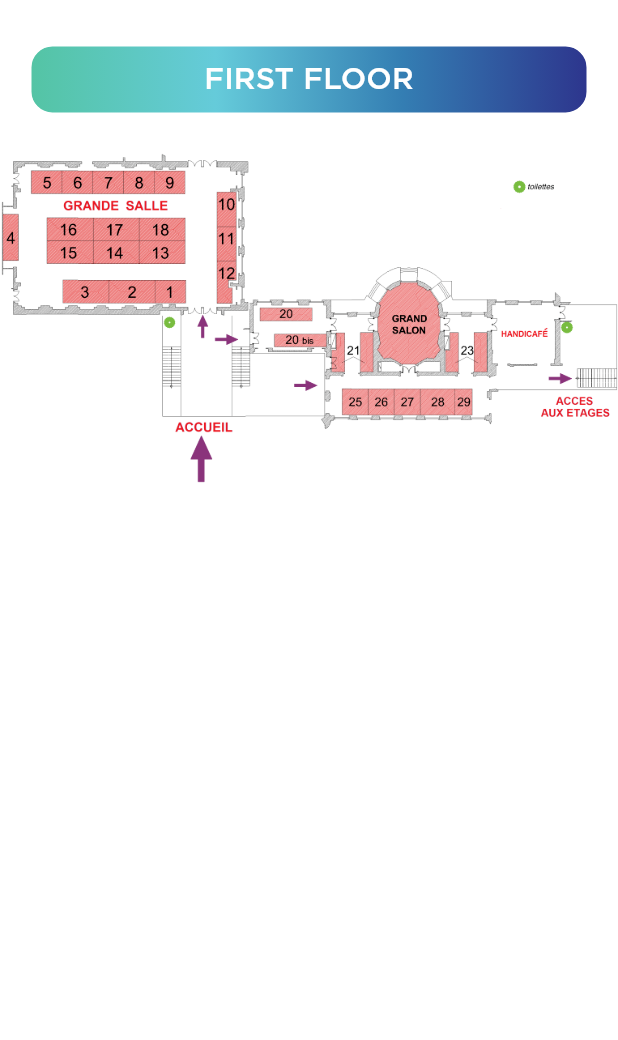
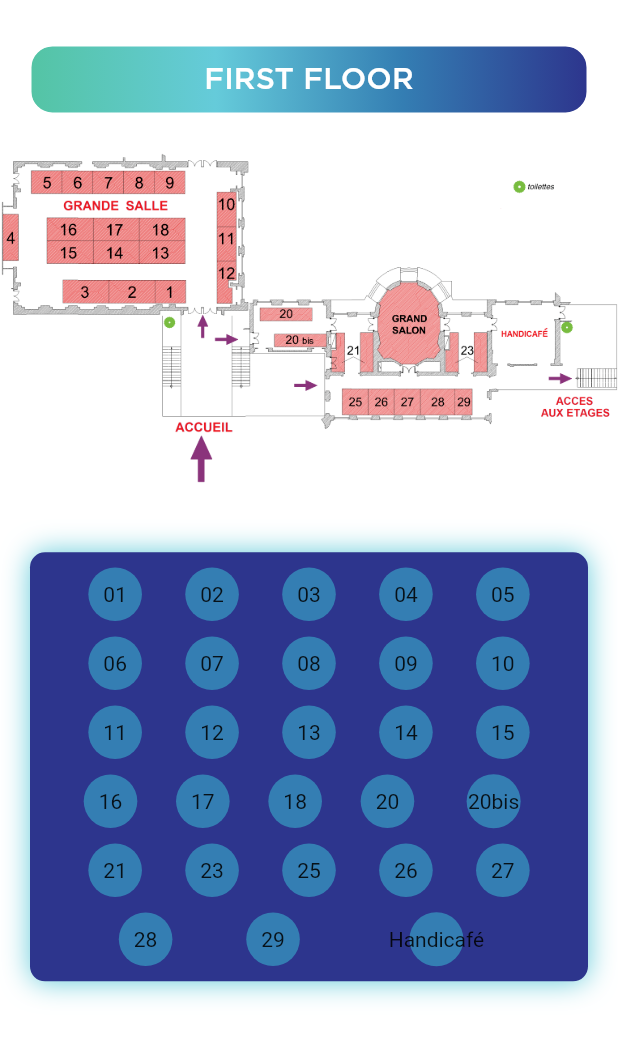
Before and after one commit to fouques1u/ForumHorizonChimie2020, a Flutter app: the FirstFloorPage widget shown alone on an empty page, opened directly, on a phone screen of 412 x 824 dp. Shown: the top 1040 px of the screen. Run offline on Flutter 3.47's test engine with Material 2 defaults, Android fonts, the light colour scheme and no system bars; our stand-ins replace curved_navigation_bar, font_awesome_flutter.

Commit message:
Added selection of stands for first floor + added background image on search firm screen to get an idea of this solution

```diff
--- a/lib/screens/map_pages/first_floor.dart
+++ b/lib/screens/map_pages/first_floor.dart
@@ -4,6 +4,30 @@ import 'package:forum_horizon_chimie/app_localizations.dart';
 import '../../colors.dart';
 
 class FirstFloorPage extends StatelessWidget {
+  Widget buildCircularButton(BuildContext context, String standNumber) {
+    return InkWell(
+      onTap: () {},
+      child: Container(
+        alignment: Alignment.topLeft,
+        padding: EdgeInsets.all(10),
+        decoration: BoxDecoration(
+          shape: BoxShape.circle,
+          color: simpleBlueColor,
+        ),
+        child: Text(standNumber),
+      ),
+    );
+  }
+
+  Widget buildRow(BuildContext context, List<String> standNumbers) {
+    return Row(
+      mainAxisAlignment: MainAxisAlignment.spaceEvenly,
+      children: standNumbers.map((standNumber) {
+        return buildCircularButton(context, standNumber);
+      }).toList(),
+    );
+  }
+
   @override
   Widget build(BuildContext context) {
     return Container(
@@ -32,11 +56,106 @@ class FirstFloorPage extends StatelessWidget {
               border: Border.all(color: Colors.white, width: 1.0),
             ),
             alignment: Alignment.center,
-            child: FittedBox(child: Text(AppLocalizations.of(context).translate('first_floor'), style: Theme.of(context).textTheme.subtitle,)),
+            child: FittedBox(
+                child: Text(
+              AppLocalizations.of(context).translate('first_floor'),
+              style: Theme.of(context).textTheme.subtitle,
+            )),
           ),
           Container(
             alignment: Alignment.center,
             child: Image.asset("assets/images/plan_rdc.png"),
+          ),
+          // TODO : Change the disposal of the stands.
+          SizedBox(
+            height: 20,
+          ),
+          Container(
+            margin: EdgeInsets.all(20),
+            width: double.infinity,
+            padding: EdgeInsets.all(10),
+            decoration: BoxDecoration(
+              boxShadow: [
+                BoxShadow(
+                    blurRadius: 15.0, spreadRadius: 0.0, color: lightBlueColor)
+              ],
+              shape: BoxShape.rectangle,
+              color: darkBlueColor,
+              borderRadius: BorderRadius.circular(10),
+            ),
+            child: Column(
+              children: <Widget>[
+                buildRow(context, [
+                  '01',
+                  '02',
+                  '03',
+                  '04',
+                  '05',
+                ]),
+                SizedBox(
+                  height: 10,
+                ),
+                buildRow(context, [
+                  '06',
+                  '07',
+                  '08',
+                  '09',
+                  '10',
+                ]),
+                SizedBox(
+                  height: 10,
+                ),
+                buildRow(context, [
+                  '11',
+                  '12',
+                  '13',
+                  '14',
+                  '15',
+                ]),
+                SizedBox(
+                  height: 10,
+                ),
+                buildRow(context, [
+                  '16',
+                  '17',
+                  '18',
+                  '20',
+                  '20bis',
+                ]),
+                SizedBox(
+                  height: 10,
+                ),
+                buildRow(context, [
+                  '21',
+                  '23',
+                  '25',
+                  '26',
+                  '27',
+                ]),
+                SizedBox(
+                  height: 10,
+                ),
+                Row(
+                  mainAxisAlignment: MainAxisAlignment.spaceEvenly,
+                  children: <Widget>[
+                    buildCircularButton(context, '28'),
+                    buildCircularButton(context, '29'),
+                    InkWell(
+                      onTap: () {},
+                      child: Container(
+                        alignment: Alignment.topLeft,
+                        padding: EdgeInsets.all(10),
+                        decoration: BoxDecoration(
+                          shape: BoxShape.circle,
+                          color: simpleBlueColor,
+                        ),
+                        child: Text('Handicafé'), // TODO : Translate
+                      ),
+                    )
+                  ],
+                )
+              ],
+            ),
           ),
         ],
       ),
--- a/lib/screens/map_pages/search_firm.dart
+++ b/lib/screens/map_pages/search_firm.dart
@@ -7,7 +7,13 @@ class SearchFirmPage extends StatelessWidget {
   @override
   Widget build(BuildContext context) {
     return Container(
-      color: Theme.of(context).primaryColor,
+      decoration: BoxDecoration(
+        image: DecorationImage(
+          image: AssetImage('assets/images/forum-apercu.jpg'),
+          fit: BoxFit.none
+        ),
+        color: Theme.of(context).primaryColor,
+      ),
       child: ListView(
         scrollDirection: Axis.vertical,
         children: <Widget>[
@@ -32,7 +38,11 @@ class SearchFirmPage extends StatelessWidget {
               border: Border.all(color: Colors.white, width: 1.0),
             ),
             alignment: Alignment.center,
-            child: FittedBox(child: Text(AppLocalizations.of(context).translate('search_firm'), style: Theme.of(context).textTheme.subtitle,)),
+            child: FittedBox(
+                child: Text(
+              AppLocalizations.of(context).translate('search_firm'),
+              style: Theme.of(context).textTheme.subtitle,
+            )),
           ),
         ],
       ),
--- a/lib/screens/map_pages/second_floor.dart
+++ b/lib/screens/map_pages/second_floor.dart
@@ -4,12 +4,9 @@ import '../../colors.dart';
 import '../../app_localizations.dart';
 
 class SecondFloorPage extends StatelessWidget {
-
   Widget buildCircularButton(BuildContext context, String standNumber) {
     return InkWell(
-          onTap: () {
-
-          },
+      onTap: () {},
       child: Container(
         alignment: Alignment.topLeft,
         padding: EdgeInsets.all(10),
@@ -81,19 +78,34 @@ class SecondFloorPage extends StatelessWidget {
             decoration: BoxDecoration(
               boxShadow: [
                 BoxShadow(
-                      blurRadius: 15.0,
-                      spreadRadius: 0.0,
-                      color: lightBlueColor)
+                    blurRadius: 15.0, spreadRadius: 0.0, color: lightBlueColor)
               ],
               shape: BoxShape.rectangle,
               color: darkBlueColor,
               borderRadius: BorderRadius.circular(10),
             ),
-              child: Column(children: <Widget>[
-                buildRow(context, ['201', '202', '203', '204', '205',]),
-                SizedBox(height: 10,),
-                buildRow(context, ['206', '207', '208', '209', '210',])
-              ], )),
+            child: Column(
+              children: <Widget>[
+                buildRow(context, [
+                  '201',
+                  '202',
+                  '203',
+                  '204',
+                  '205',
+                ]),
+                SizedBox(
+                  height: 10,
+                ),
+                buildRow(context, [
+                  '206',
+                  '207',
+                  '208',
+                  '209',
+                  '210',
+                ])
+              ],
+            ),
+          ),
         ],
       ),
     );
--- a/pubspec.yaml
+++ b/pubspec.yaml
@@ -55,6 +55,7 @@ flutter:
    - lang/
    - assets/images/plan_rdc.png
    - assets/images/plan_etage_2.png
+   - assets/images/forum-apercu.jpg
 
   # An image asset can refer to one or more resolution-specific "variants", see
   # https://flutter.dev/assets-and-images/#resolution-aware.
```
Also changed, not shown: assets/images/forum-apercu.jpg (added). Lines whose indentation alone changed are shown as unchanged.
